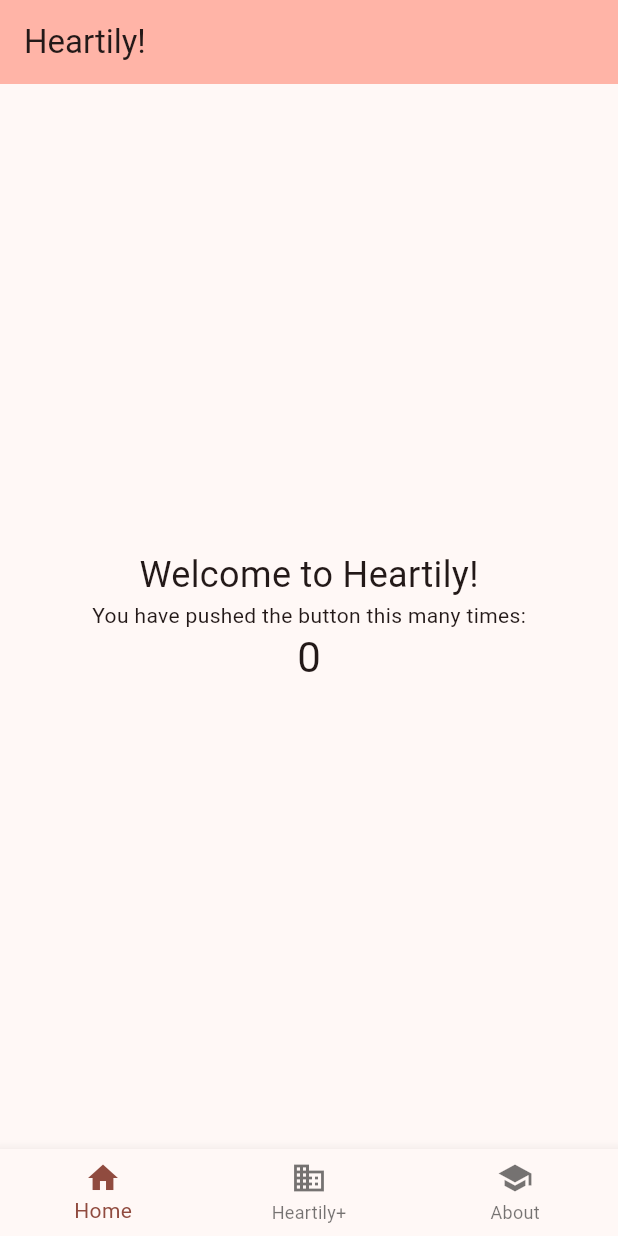
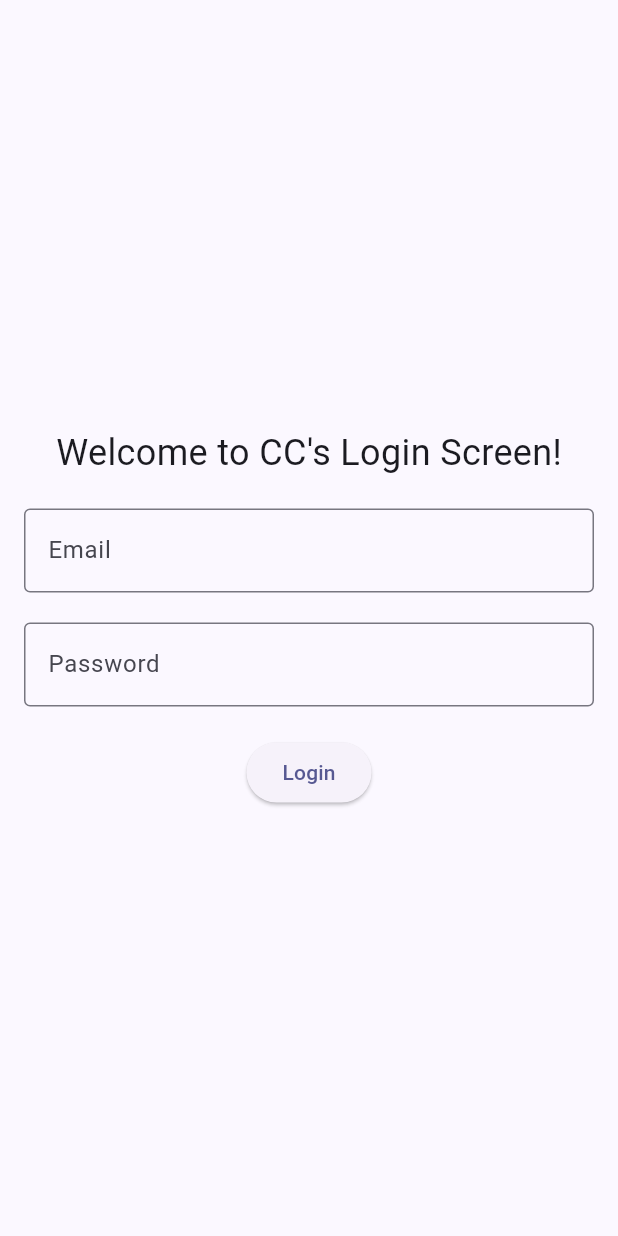
Before and after one commit to Ugin99/Cardio-Companion, a Flutter app: the screen it shows after launch, on a phone screen of 412 x 824 dp. Run offline on Flutter 3.47's test engine with Material 3 defaults, Android fonts, the phone set to English and light mode, and no system bars.

Commit message:
Implement login functionality and add navigation screens

```diff
--- a/lib/main.dart
+++ b/lib/main.dart
@@ -1,4 +1,8 @@
 import 'package:flutter/material.dart';
+// Import the screens from the Screens folder
+import 'screens/login.dart';
+import 'screens/cardioplus.dart';
+import 'screens/profile.dart';
 
 void main() {
   runApp(const MyApp());
@@ -7,46 +11,21 @@ void main() {
 class MyApp extends StatelessWidget {
   const MyApp({super.key});
 
-  // This widget is the root of your application.
   @override
   Widget build(BuildContext context) {
     return MaterialApp(
-      title: 'Heartily',
+      title: 'Cardio Companion',
       theme: ThemeData(
-        // This is the theme of your application.
-        //
-        // TRY THIS: Try running your application with "flutter run". You'll see
-        // the application has a purple toolbar. Then, without quitting the app,
-        // try changing the seedColor in the colorScheme below to Colors.green
-        // and then invoke "hot reload" (save your changes or press the "hot
-        // reload" button in a Flutter-supported IDE, or press "r" if you used
-        // the command line to start the app).
-        //
-        // Notice that the counter didn't reset back to zero; the application
-        // state is not lost during the reload. To reset the state, use hot
-        // restart instead.
-        //
-        // This works for code too, not just values: Most code changes can be
-        // tested with just a hot reload.
-        colorScheme: ColorScheme.fromSeed(seedColor: const Color.fromARGB(255, 112, 10, 3)),
+        colorScheme: ColorScheme.fromSeed(seedColor: const Color.fromARGB(255, 13, 14, 85)),
         useMaterial3: true,
       ),
-      home: const MyHomePage(title: 'Heartily!'),
+      home: const LoginScreen(), // Set LoginScreen as the initial screen
     );
   }
 }
 
 class MyHomePage extends StatefulWidget {
   const MyHomePage({super.key, required this.title});
-
-  // This widget is the home page of your application. It is stateful, meaning
-  // that it has a State object (defined below) that contains fields that affect
-  // how it looks.
-
-  // This class is the configuration for the state. It holds the values (in this
-  // case the title) provided by the parent (in this case the App widget) and
-  // used by the build method of the State. Fields in a Widget subclass are
-  // always marked "final".
 
   final String title;
 
@@ -55,65 +34,41 @@ class MyHomePage extends StatefulWidget {
 }
 
 class _MyHomePageState extends State<MyHomePage> {
-  int _counter = 0;
+  int _selectedIndex = 0;
 
-  void _incrementCounter() {
+  // List of screens to navigate to
+  final List<Widget> _screens = [
+    CardioPlusScreen(),
+    ProfileScreen(),
+  ];
+
+  void _onItemTapped(int index) {
     setState(() {
-      // This call to setState tells the Flutter framework that something has
-      // changed in this State, which causes it to rerun the build method below
-      // so that the display can reflect the updated values. If we changed
-      // _counter without calling setState(), then the build method would not be
-      // called again, and so nothing would appear to happen.
-      _counter++;
+      _selectedIndex = index;
     });
   }
 
   @override
   Widget build(BuildContext context) {
-
     return Scaffold(
       appBar: AppBar(
-
         backgroundColor: Theme.of(context).colorScheme.inversePrimary,
-
         title: Text(widget.title),
       ),
-      body: Center(
-        // Center is a layout widget. It takes a single child and positions it
-        // in the middle of the parent.
-        child: Column(
-          mainAxisAlignment: MainAxisAlignment.center,
-          children: <Widget>[
-            const Text(
-              'Welcome to Heartily!',
-              style: TextStyle(fontSize: 24),
-            ),
-            const Text(
-              'You have pushed the button this many times:',
-            ),
-            Text(
-              '$_counter',
-              style: Theme.of(context).textTheme.headlineMedium,
-            ),
-          ],
-        ),
-      ),
-
+      body: _screens[_selectedIndex], // Display the selected screen
       bottomNavigationBar: BottomNavigationBar(
         items: const <BottomNavigationBarItem>[
           BottomNavigationBarItem(
-            icon: Icon(Icons.home),
-            label: 'Home',
+            icon: Icon(Icons.monitor_heart),
+            label: 'Cardio+',
           ),
           BottomNavigationBarItem(
-            icon: Icon(Icons.business),
-            label: 'Heartily+',
-          ),
-          BottomNavigationBarItem(
-            icon: Icon(Icons.school),
-            label: 'About',
+            icon: Icon(Icons.person),
+            label: 'Profile',
           ),
         ],
+        currentIndex: _selectedIndex,
+        onTap: _onItemTapped,
       ),
     );
   }
--- /dev/null
+++ b/lib/screens/login.dart
@@ -0,0 +1,64 @@
+import 'package:flutter/material.dart';
+import '../main.dart'; // Import main.dart to navigate to MyHomePage
+
+class LoginScreen extends StatefulWidget {
+  const LoginScreen({super.key});
+
+  @override
+  State<LoginScreen> createState() => _LoginScreenState();
+}
+
+class _LoginScreenState extends State<LoginScreen> {
+  final TextEditingController _emailController = TextEditingController();
+  final TextEditingController _passwordController = TextEditingController();
+
+  void _onLoginPressed() {
+    Navigator.pushReplacement(
+      context,
+      MaterialPageRoute(builder: (context) => const MyHomePage(title: 'Cardio Companion')),
+    );
+  }
+
+  @override
+  Widget build(BuildContext context) {
+    return Scaffold(
+      body: Center(
+        child: Padding(
+          padding: const EdgeInsets.all(16.0),
+          child: Column(
+            mainAxisAlignment: MainAxisAlignment.center,
+            children: [
+              const Text(
+                'Welcome to CC\'s Login Screen!',
+                style: TextStyle(fontSize: 24),
+              ),
+              const SizedBox(height: 20),
+              TextField(
+                controller: _emailController,
+                decoration: const InputDecoration(
+                  labelText: 'Email',
+                  border: OutlineInputBorder(),
+                ),
+                keyboardType: TextInputType.emailAddress,
+              ),
+              const SizedBox(height: 20),
+              TextField(
+                controller: _passwordController,
+                decoration: const InputDecoration(
+                  labelText: 'Password',
+                  border: OutlineInputBorder(),
+                ),
+                obscureText: true,
+              ),
+              const SizedBox(height: 20),
+              ElevatedButton(
+                onPressed: _onLoginPressed,
+                child: const Text('Login'),
+              ),
+            ],
+          ),
+        ),
+      ),
+    );
+  }
+}
```
Also changed, not shown: lib/screens/cardioplus.dart (added, +14 -0 lines), lib/screens/profile.dart (added, +14 -0 lines), 1 other file.
